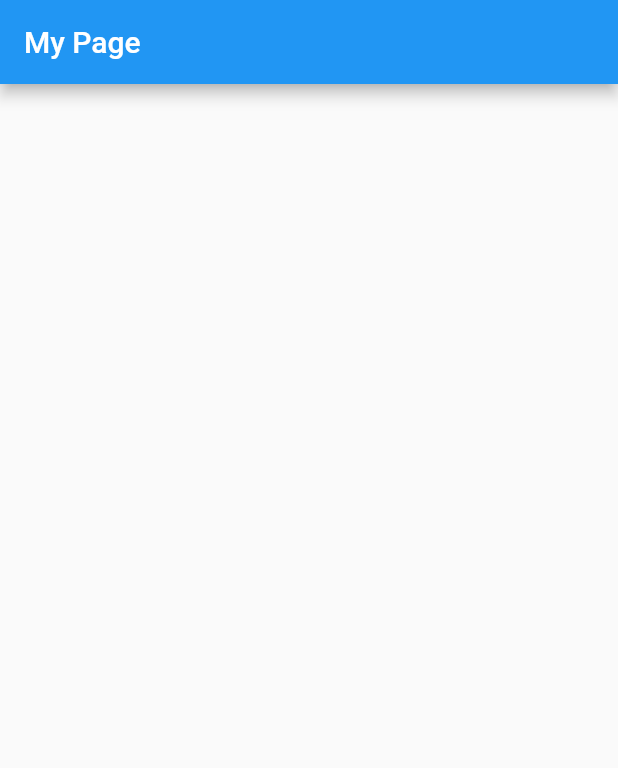
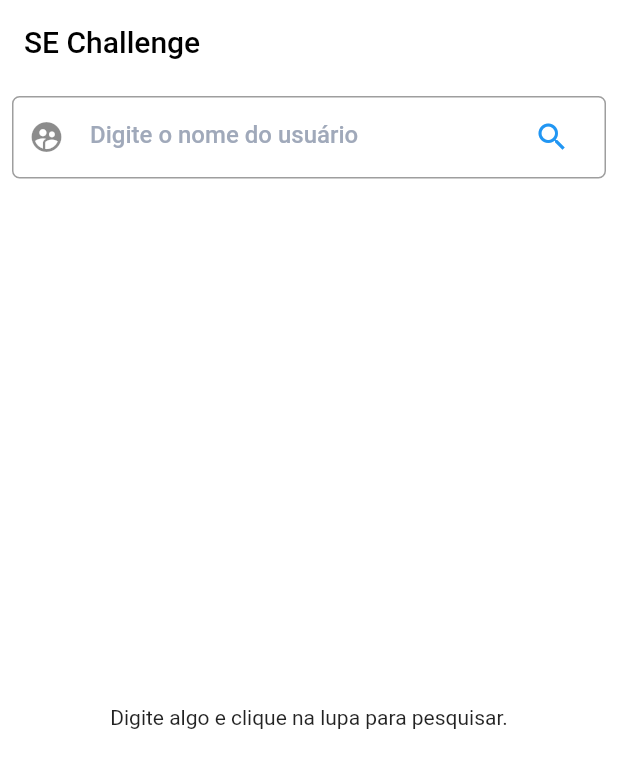
Before and after one commit to romualdo6/se_challenge, a Flutter app: the screen it shows after launch, on a phone screen of 412 x 824 dp. Shown: the top 768 px of the screen. Run offline on Flutter 3.47's test engine with Material 2 defaults, Android fonts, the light colour scheme and no system bars; our stand-ins replace dio, get, get_storage.

Commit message:
feat: add home module

```diff
--- /dev/null
+++ b/lib/app/modules/home/home_controller.dart
@@ -0,0 +1,25 @@
+import 'dart:convert';
+
+import 'package:flutter/material.dart';
+import 'package:get/get.dart';
+import 'package:se_challenge/app/infra/adapters/httpClient/http_client.dart';
+
+class HomeController extends GetxController {
+  final entries = [].obs;
+  TextEditingController usersSearch = TextEditingController();
+
+  search() async {
+    final HttpClient httpClient = HttpClient();
+
+    await httpClient
+        .request(
+            url:
+                'https://api.github.com/search/users?q=${this.usersSearch.text}',
+            method: 'GET')
+        .then((value) {
+      this.entries.clear();
+      this.entries.value = value.data['items'];
+      this.entries.refresh();
+    });
+  }
+}
--- a/lib/app/modules/home/home_view.dart
+++ b/lib/app/modules/home/home_view.dart
@@ -1,13 +1,50 @@
 import 'package:flutter/material.dart';
 import 'package:get/get.dart';
+import 'package:se_challenge/app/modules/home/home_controller.dart';
+import 'package:se_challenge/app/modules/home/local_widgets/list_users.dart';
+
+import '../../utils/global_widgets/text_form_field.dart';
 
 class HomeView extends StatelessWidget {
+  final HomeController controller = Get.put(HomeController());
+
   @override
   Widget build(BuildContext context) {
     return Scaffold(
-      appBar: AppBar(title: Text('My Page')),
-      body: Container(
-        child: null,
+      appBar: AppBar(
+        title: Text(
+          'SE Challenge',
+          style: TextStyle(color: Colors.black),
+        ),
+        backgroundColor: Colors.white,
+        elevation: 0,
+      ),
+      body: SafeArea(
+        child: Container(
+          color: Colors.white,
+          child: Column(
+            children: [
+              Padding(
+                padding: const EdgeInsets.all(8.0),
+                child: SeChallengeTextFormField(
+                  controller: controller.usersSearch,
+                  hintText: "Digite o nome do usuário",
+                  borderColor: Colors.grey,
+                  icon: Icon(Icons.supervised_user_circle_sharp),
+                  suffixIcon: Icon(Icons.search),
+                  colorIcon: Colors.grey,
+                  keyboardType: TextInputType.text,
+                  suffixIconPress: () => controller.search(),
+                ),
+              ),
+              SizedBox(
+                width: double.maxFinite,
+                height: 5,
+              ),
+              Expanded(child: ListUsers())
+            ],
+          ),
+        ),
       ),
     );
   }
--- /dev/null
+++ b/lib/app/modules/home/local_widgets/list_users.dart
@@ -0,0 +1,65 @@
+import 'dart:convert';
+
+import 'package:flutter/material.dart';
+import 'package:get/get.dart';
+
+import '../home_controller.dart';
+
+class ListUsers extends StatelessWidget {
+  ListUsers();
+
+  final HomeController controller = Get.put(HomeController());
+
+  @override
+  Widget build(BuildContext context) {
+    return Obx(() {
+      if (controller.entries.length == 0) {
+        return Center(
+            child: Text("Digite algo e clique na lupa para pesquisar."));
+      } else {
+        return Container(
+          child: ListView.builder(
+            padding: const EdgeInsets.all(5),
+            itemCount: controller.entries.length,
+            itemBuilder: (context, index) {
+              return Column(
+                children: [
+                  ListTile(
+                    leading:
+                        Image.network(controller.entries[index]['avatar_url']),
+                    title: Text('${controller.entries[index]['login']}'),
+                  ),
+                  Divider()
+                ],
+              );
+            },
+          ),
+          color: Colors.white,
+        );
+      }
+    });
+  }
+}
+/*
+
+
+Widget teste() {
+  return ListView.separated(
+    padding: const EdgeInsets.all(8),
+    itemCount: controller.entries.length,
+    itemBuilder: (BuildContext context, int index) {
+      print(jsonEncode(controller.entries[index]).runtimeType);
+
+
+
+      return Card(
+        child: ListTile(
+          leading: FlutterLogo(size: 72.0),
+          title: Text('${controller.entries[index]}'),
+
+        ),
+      );
+    },
+    separatorBuilder: (BuildContext context, int index) => const Divider(),
+  );
+}*/
--- /dev/null
+++ b/lib/app/utils/global_widgets/text_form_field.dart
@@ -0,0 +1,63 @@
+import 'package:flutter/material.dart';
+import 'package:get/get.dart';
+
+class SeChallengeTextFormField extends StatelessWidget {
+  final TextEditingController controller;
+  final TextInputType keyboardType;
+  final Icon icon;
+  final Color colorIcon;
+  final String hintText;
+  final Color borderColor;
+  final Icon suffixIcon;
+  final dynamic suffixIconPress;
+
+  SeChallengeTextFormField(
+      {@required this.hintText,
+      @required this.borderColor,
+      @required this.colorIcon,
+      @required this.icon,
+      @required this.keyboardType,
+      @required this.controller,
+      @required this.suffixIcon,
+      @required this.suffixIconPress});
+
+  @override
+  Widget build(BuildContext context) {
+    return Container(
+      child: Padding(
+        padding: EdgeInsets.all(3.0),
+        child: TextFormField(
+          keyboardType: this.keyboardType,
+          controller: this.controller,
+          style: TextStyle(
+              color: Color.fromRGBO(59, 75, 105, 1.0),
+              fontWeight: FontWeight.w500),
+          decoration: InputDecoration(
+            hintStyle: TextStyle(color: Color.fromRGBO(160, 169, 186, 1.0)),
+            prefixIcon: Padding(
+              padding: EdgeInsets.fromLTRB(0, 10, 10, 10),
+              child: this.icon,
+            ),
+            suffixIcon: TextButton(
+              onPressed: this.suffixIconPress,
+              child: Padding(
+                padding: EdgeInsets.fromLTRB(0, 0, 0, 0),
+                child: this.suffixIcon,
+              ),
+            ),
+            hintText: this.hintText,
+            border: InputBorder.none,
+          ),
+        ),
+      ),
+      height: 55,
+      decoration: BoxDecoration(
+        borderRadius: BorderRadius.circular(5),
+        border: Border.all(
+          color: this.borderColor,
+          width: 1,
+        ),
+      ),
+    );
+  }
+}
```
Also changed, not shown: pubspec.lock, 6 other files.
